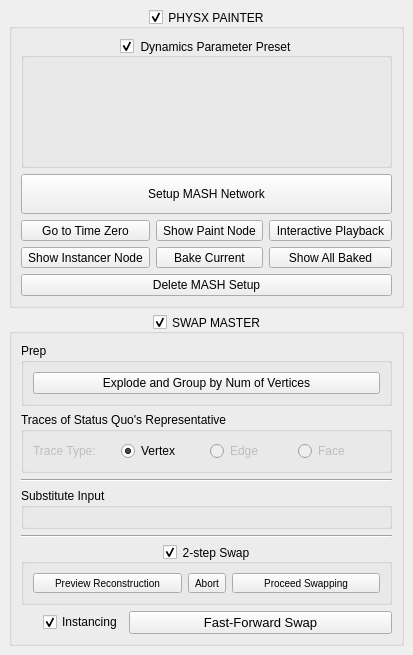
mushogenshin/mk_dcc, file src/gui/app/setDressMaster/ui.ui: the form before one commit.
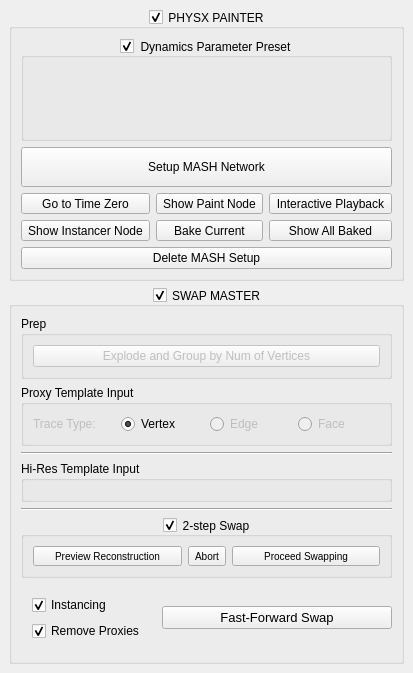
The form after the commit. Icons and pictures are not drawn.

The edit to the form file:
```diff
--- a/src/gui/app/setDressMaster/ui.ui
+++ b/src/gui/app/setDressMaster/ui.ui
@@ -7,7 +7,7 @@
     <x>0</x>
     <y>0</y>
     <width>373</width>
-    <height>655</height>
+    <height>673</height>
    </rect>
   </property>
   <property name="windowTitle">
@@ -317,6 +317,9 @@
            <layout class="QHBoxLayout" name="horizontalLayout_2">
             <item>
              <widget class="QPushButton" name="pushButton_3">
+              <property name="enabled">
+               <bool>false</bool>
+              </property>
               <property name="text">
                <string>Explode and Group by Num of Vertices</string>
               </property>
@@ -336,7 +339,7 @@
           </sizepolicy>
          </property>
          <property name="title">
-          <string>Traces of Status Quo's Representative</string>
+          <string>Proxy Template Input</string>
          </property>
          <layout class="QVBoxLayout" name="verticalLayout">
           <item>
@@ -399,7 +402,7 @@
        <item>
         <widget class="QGroupBox" name="groupBox_2">
          <property name="title">
-          <string>Substitute Input</string>
+          <string>Hi-Res Template Input</string>
          </property>
          <layout class="QVBoxLayout" name="verticalLayout_2">
           <item>
@@ -520,7 +523,7 @@
        <item>
         <layout class="QHBoxLayout" name="horizontalLayout_4">
          <property name="leftMargin">
-          <number>22</number>
+          <number>0</number>
          </property>
          <property name="topMargin">
           <number>0</number>
@@ -530,6 +533,20 @@
          </property>
          <property name="bottomMargin">
           <number>0</number>
+         </property>
+         <item>
+          <layout class="QVBoxLayout" name="verticalLayout_4">
+           <property name="leftMargin">
+            <number>11</number>
+           </property>
+           <property name="topMargin">
+            <number>11</number>
+           </property>
+           <property name="rightMargin">
+            <number>11</number>
+           </property>
+           <property name="bottomMargin">
+            <number>11</number>
          </property>
          <item>
           <widget class="QCheckBox" name="SM_swap_use_instancing_check_box">
@@ -540,6 +557,18 @@
             <bool>true</bool>
            </property>
           </widget>
+           </item>
+           <item>
+            <widget class="QCheckBox" name="SM_remove_proxies_check_box">
+             <property name="text">
+              <string>Remove Proxies</string>
+             </property>
+             <property name="checked">
+              <bool>true</bool>
+             </property>
+            </widget>
+           </item>
+          </layout>
          </item>
          <item>
           <widget class="QPushButton" name="SM_fast_forward_swap_btn">
```
Left out of the diff: 2 changed lines with no effect on the pictures. Lines whose indentation alone changed are shown as unchanged.
